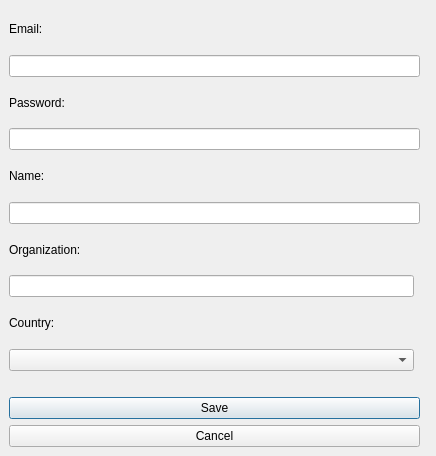
ConservationInternational/trends.earth, file LDMP/DlgSettingsUpdate.ui: the form before one commit.
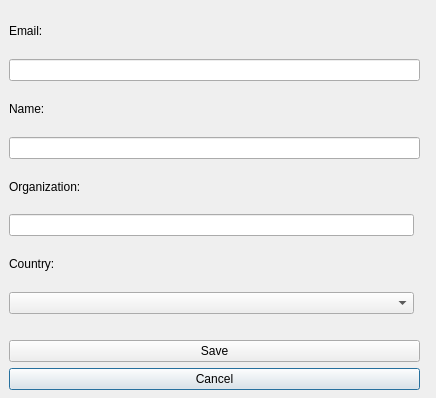
The form after the commit.

The edit to the form file:
```diff
--- a/LDMP/DlgSettingsUpdate.ui
+++ b/LDMP/DlgSettingsUpdate.ui
@@ -7,7 +7,7 @@
     <x>0</x>
     <y>0</y>
     <width>436</width>
-    <height>456</height>
+    <height>398</height>
    </rect>
   </property>
   <property name="sizePolicy">
@@ -25,26 +25,13 @@
      <x>9</x>
      <y>9</y>
      <width>411</width>
-     <height>438</height>
+     <height>381</height>
     </rect>
    </property>
    <layout class="QGridLayout" name="gridLayout">
     <property name="sizeConstraint">
      <enum>QLayout::SetDefaultConstraint</enum>
     </property>
-    <item row="3" column="1">
-     <widget class="QLabel" name="label">
-      <property name="sizePolicy">
-       <sizepolicy hsizetype="Preferred" vsizetype="Minimum">
-        <horstretch>0</horstretch>
-        <verstretch>0</verstretch>
-       </sizepolicy>
-      </property>
-      <property name="text">
-       <string>Password:</string>
-      </property>
-     </widget>
-    </item>
     <item row="2" column="1" colspan="2">
      <widget class="QLineEdit" name="email">
       <property name="inputMethodHints">
@@ -55,7 +42,7 @@
       </property>
      </widget>
     </item>
-    <item row="5" column="1">
+    <item row="3" column="1">
      <widget class="QLabel" name="label_5">
       <property name="sizePolicy">
        <sizepolicy hsizetype="Preferred" vsizetype="Minimum">
@@ -69,6 +56,19 @@
      </widget>
     </item>
     <item row="9" column="1">
+     <widget class="QLabel" name="label_4">
+      <property name="sizePolicy">
+       <sizepolicy hsizetype="Preferred" vsizetype="Minimum">
+        <horstretch>0</horstretch>
+        <verstretch>0</verstretch>
+       </sizepolicy>
+      </property>
+      <property name="text">
+       <string>Country:</string>
+      </property>
+     </widget>
+    </item>
+    <item row="7" column="1">
      <widget class="QLabel" name="label_3">
       <property name="sizePolicy">
        <sizepolicy hsizetype="Preferred" vsizetype="Minimum">
@@ -95,19 +95,6 @@
      </widget>
     </item>
     <item row="11" column="1">
-     <widget class="QLabel" name="label_4">
-      <property name="sizePolicy">
-       <sizepolicy hsizetype="Preferred" vsizetype="Minimum">
-        <horstretch>0</horstretch>
-        <verstretch>0</verstretch>
-       </sizepolicy>
-      </property>
-      <property name="text">
-       <string>Country:</string>
-      </property>
-     </widget>
-    </item>
-    <item row="13" column="1">
      <spacer name="verticalSpacer">
       <property name="orientation">
        <enum>Qt::Vertical</enum>
@@ -123,38 +110,7 @@
       </property>
      </spacer>
     </item>
-    <item row="14" column="1" colspan="2">
-     <widget class="QPushButton" name="save">
-      <property name="text">
-       <string>Save</string>
-      </property>
-     </widget>
-    </item>
-    <item row="15" column="1" colspan="2">
-     <widget class="QPushButton" name="cancel">
-      <property name="text">
-       <string>Cancel</string>
-      </property>
-     </widget>
-    </item>
-    <item row="6" column="1" colspan="2">
-     <widget class="QLineEdit" name="name">
-      <property name="inputMethodHints">
-       <set>Qt::ImhNoAutoUppercase</set>
-      </property>
-     </widget>
-    </item>
-    <item row="4" column="1" colspan="2">
-     <widget class="QLineEdit" name="password">
-      <property name="echoMode">
-       <enum>QLineEdit::Password</enum>
-      </property>
-     </widget>
-    </item>
-    <item row="12" column="1">
-     <widget class="QComboBox" name="country"/>
-    </item>
-    <item row="10" column="1">
+    <item row="8" column="1">
      <widget class="QLineEdit" name="organization">
       <property name="inputMethodHints">
        <set>Qt::ImhNone</set>
@@ -164,6 +120,30 @@
       </property>
      </widget>
     </item>
+    <item row="4" column="1" colspan="2">
+     <widget class="QLineEdit" name="name">
+      <property name="inputMethodHints">
+       <set>Qt::ImhNoAutoUppercase</set>
+      </property>
+     </widget>
+    </item>
+    <item row="10" column="1">
+     <widget class="QComboBox" name="country"/>
+    </item>
+    <item row="13" column="1" colspan="2">
+     <widget class="QPushButton" name="cancel">
+      <property name="text">
+       <string>Cancel</string>
+      </property>
+     </widget>
+    </item>
+    <item row="12" column="1" colspan="2">
+     <widget class="QPushButton" name="save">
+      <property name="text">
+       <string>Save</string>
+      </property>
+     </widget>
+    </item>
    </layout>
   </widget>
  </widget>
```
Left out of the diff: 10 changed lines with no effect on the pictures.
